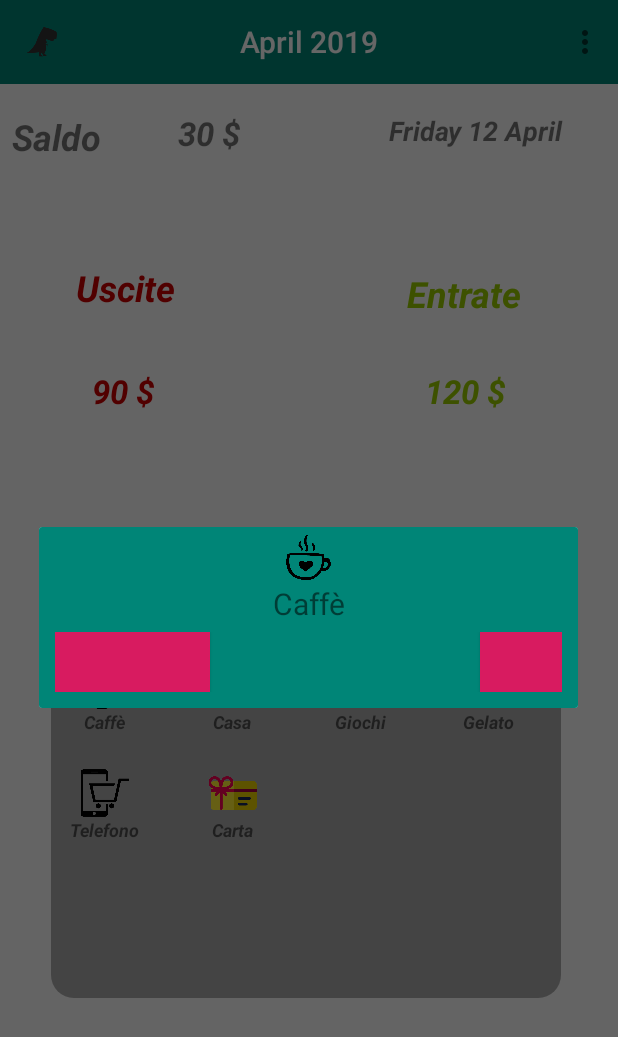
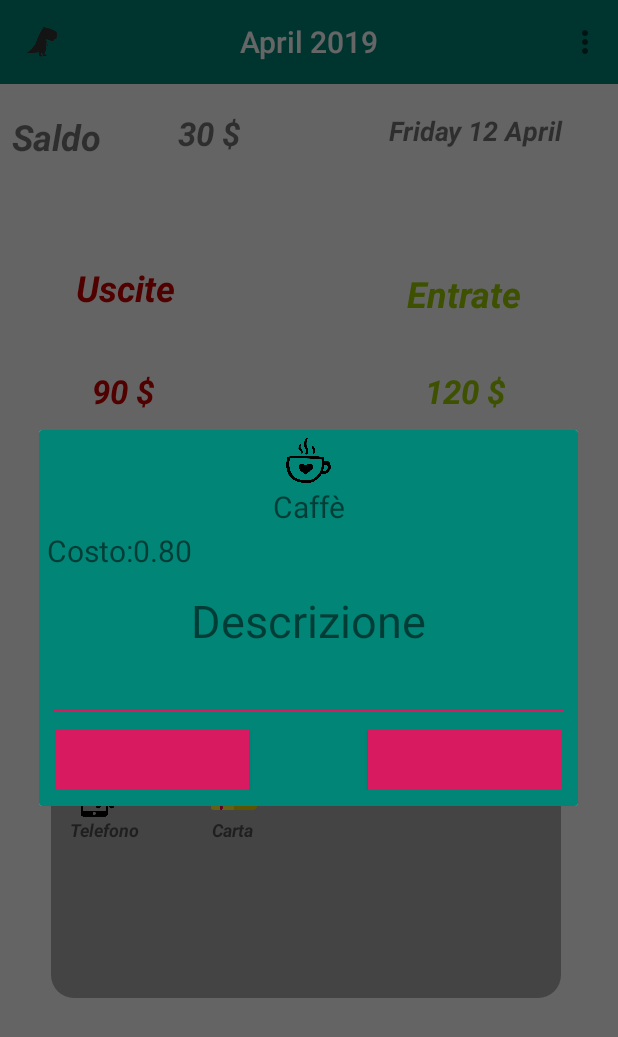
Before and after one commit to bigasp89/gestioneSpese, an Android app: the screen it shows after launch (MainActivity), after a tap on "Caffè", on a phone screen of 412 x 824 dp. Shown: the top 1037 px of the screen. Run offline under Robolectric (Android 15) with nearby library versions, the phone set to English and light mode, and no system bars; Roboto replaces fonts that are not available here.

Commit message:
POP_UP_2

```diff
--- a/app/src/main/res/layout/activity_main.xml
+++ b/app/src/main/res/layout/activity_main.xml
@@ -27,7 +27,7 @@
             android:layout_marginEnd="8dp"
             android:layout_marginRight="8dp"
             android:layout_marginBottom="328dp"
-            android:gravity="start|right"
+            android:gravity="start|end"
             android:text="@string/saldo"
             android:textSize="24sp"
             android:textStyle="bold|italic"
@@ -50,7 +50,7 @@
             android:layout_marginRight="8dp"
             android:layout_marginBottom="8dp"
             android:gravity="center"
-            android:text="30 $"
+            android:text="@string/contenutoSaldo"
             android:textSize="22sp"
             android:textStyle="bold|italic"
             app:fontFamily="sans-serif"
@@ -117,7 +117,7 @@
             android:layout_marginEnd="8dp"
             android:layout_marginRight="8dp"
             android:layout_marginBottom="8dp"
-            android:text="90 $"
+            android:text="@string/usciteValue"
             android:textColor="@android:color/holo_red_dark"
             android:textSize="22sp"
             android:textStyle="bold|italic"
@@ -138,7 +138,7 @@
             android:layout_marginEnd="8dp"
             android:layout_marginRight="8dp"
             android:layout_marginBottom="8dp"
-            android:text="120 $"
+            android:text="@string/entrateValue"
             android:textColor="@android:color/holo_green_light"
             android:textSize="22sp"
             android:textStyle="bold|italic"
@@ -161,7 +161,7 @@
             android:layout_marginRight="8dp"
             android:layout_marginBottom="8dp"
             android:gravity="center"
-            android:text="Data"
+            android:text="@string/currentData"
             android:textSize="18sp"
             android:textStyle="bold|italic"
             app:fontFamily="@font/cherry_swash"
--- a/app/src/main/res/layout/pop_up_layout_inserisci.xml
+++ b/app/src/main/res/layout/pop_up_layout_inserisci.xml
@@ -12,7 +12,7 @@
         android:layout_width="30dp"
         android:layout_height="30dp"
         android:layout_gravity="center"
-        />
+        android:contentDescription="iconCategory" />
 
     <TextView
         android:id="@+id/titoloCatergoriaPassed"
@@ -20,32 +20,75 @@
         android:layout_height="wrap_content"
         android:layout_marginTop="2dp"
         android:gravity="center"
-        android:text="Nome"
+        android:text="@string/nomeCategoria"
         android:textSize="20sp" />
+        <LinearLayout
+            android:layout_width="wrap_content"
+            android:layout_height="40dp"
+            android:orientation="horizontal">
+            <TextView
+                android:id="@+id/titoloCosto"
+                android:layout_width="match_parent"
+                android:layout_height="wrap_content"
+                android:layout_marginTop="2dp"
+                android:text="Costo:"
+                android:textSize="20sp"/>
+            <TextView
+                android:id="@+id/costoValue"
+                android:layout_width="match_parent"
+                android:layout_height="wrap_content"
+                android:layout_marginTop="2dp"
+                android:text="0.80"
+                android:textSize="20sp"/>
+        </LinearLayout>
+
+    <TextView
+        android:id="@+id/descrizione"
+        android:layout_width="match_parent"
+        android:layout_height="wrap_content"
+        android:layout_marginTop="2dp"
+        android:gravity="center"
+        android:text="Descrizione"
+        android:textSize="30sp" />
+
+    <EditText
+        android:id="@+id/descrizioneEdiText"
+        android:layout_width="match_parent"
+        android:layout_height="wrap_content"
+        android:layout_marginTop="2dp"
+        android:gravity="center"
+        />
 
             <LinearLayout
                 android:layout_width="match_parent"
                 android:layout_height="wrap_content"
                 android:orientation="horizontal"
                 android:padding="5dp">
+
                 <Button
                     android:id="@+id/btn_annulla"
-            android:layout_width="wrap_content"
+                    android:layout_width="60dp"
                     android:layout_height="40dp"
+                    android:layout_weight="1"
                     android:background="@color/colorAccent"
                     android:padding="20dp"
-            android:text="Annulla"
-            android:textColor="@color/colorAccent"/>
+                    android:text="@string/annulla_btn"
+                    android:textColor="@color/colorPrimaryDark" />
+
+                <View
+                    android:layout_width="10dp"
+                    android:layout_height="0dp"
+                    android:layout_weight="1"
+                    />
                 <Button
                     android:id="@+id/btn_conferma"
-            android:layout_width="wrap_content"
+                    android:layout_width="60dp"
                     android:layout_height="40dp"
+                    android:layout_weight="1"
                     android:background="@color/colorAccent"
                     android:padding="20dp"
-            android:layout_marginStart="180dp"
-            android:text="Conferma"
-            android:textColor="@color/colorPrimaryDark"
-            android:layout_marginLeft="100dp" />
+                    android:text="@string/btn_conferma"
+                    android:textColor="@color/colorPrimaryDark" />
             </LinearLayout>
 
 </LinearLayout>
--- a/app/src/main/res/values/strings.xml
+++ b/app/src/main/res/values/strings.xml
@@ -6,4 +6,11 @@
     <string name="entrate">Entrate</string>
     <string name="saldoValue">30$</string>
     <string name="home_page">Home Page</string>
+    <string name="annulla_btn">Annulla</string>
+    <string name="nomeCategoria">Nome</string>
+    <string name="btn_conferma">Conferma</string>
+    <string name="currentData">Data</string>
+    <string name="entrateValue">120 $</string>
+    <string name="contenutoSaldo">30 $</string>
+    <string name="usciteValue">90 $</string>
 </resources>
```
Lines whose indentation alone changed are shown as unchanged.
